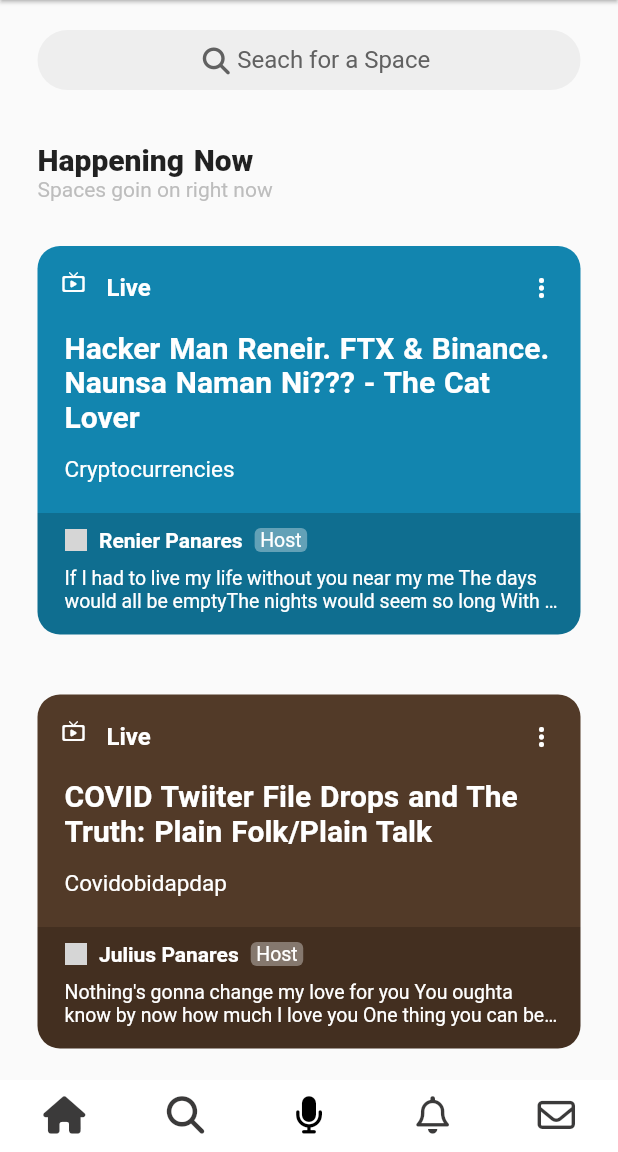
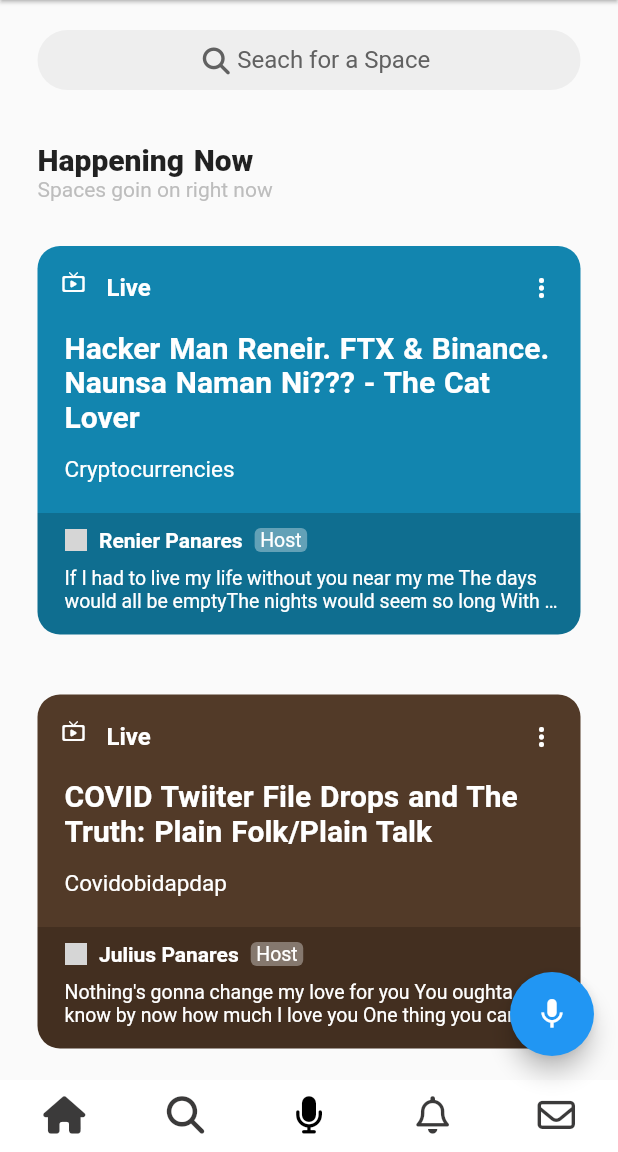
Before and after one commit to Khylesiarot/twitter_clonee, a Flutter app: the screen it shows after launch, item 3 of the bottom bar chosen, on a phone screen of 412 x 824 dp, the part 84-1236 px from its top. Run offline on Flutter 3.47's test engine with Material 2 defaults, Android fonts, the phone set to English and light mode, and no system bars; our stand-ins replace font_awesome_flutter; network calls fail; grey boxes are pictures that could not be loaded.

Commit message:
floatingaction button change

```diff
--- a/lib/homepage.dart
+++ b/lib/homepage.dart
@@ -41,6 +41,7 @@ class Homepage extends State<HomePage> with TickerProviderStateMixin {
 
 
  late TabController tabController;
+ IconData? cm;
 
 
 
@@ -48,9 +49,19 @@ class Homepage extends State<HomePage> with TickerProviderStateMixin {
   void initState() {
     super.initState();
     tabController = TabController(initialIndex: 0, length: 5, vsync: this);
+    cm = Icons.add;
+     tabController.addListener(_onTabChanged);
   }
 
-
+    void _onTabChanged() {
+    setState(() {
+      if (tabController.index == 2) {
+        cm = Icons.mic;
+      } else if (tabController.index == 4) {
+        cm = Icons.email_outlined;
+      }
+    });
+  }
 
 
 
@@ -70,7 +81,16 @@ class Homepage extends State<HomePage> with TickerProviderStateMixin {
           const Messages()
 
      ],),
+    floatingActionButtonLocation: FloatingActionButtonLocation.endFloat,
+      floatingActionButton: FloatingActionButton(
+        // isExtended: true,
+        backgroundColor: Colors.blue,
+        onPressed: () {
 
+        },
+        // isExtended: true,
+        child: Icon(cm),
+      ),
      bottomNavigationBar: botnav(context, tabController)
         );
 
```
